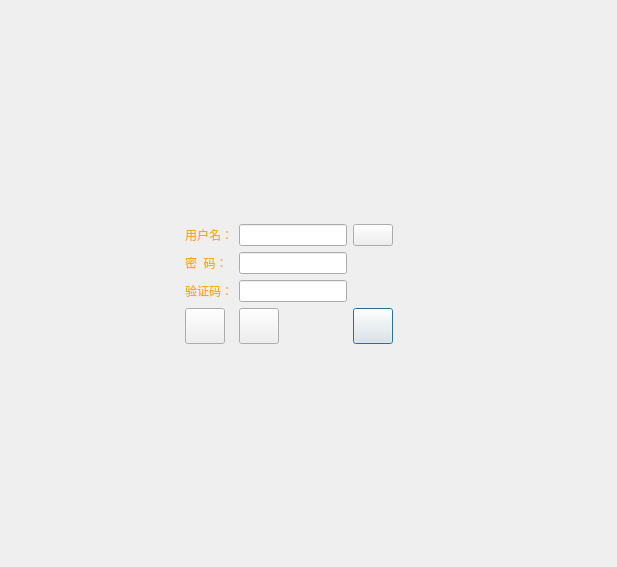
Above: play/LoveDiary/qdialoglogin.ui from Maxwrt/Program before the change. Below: the same form after it.
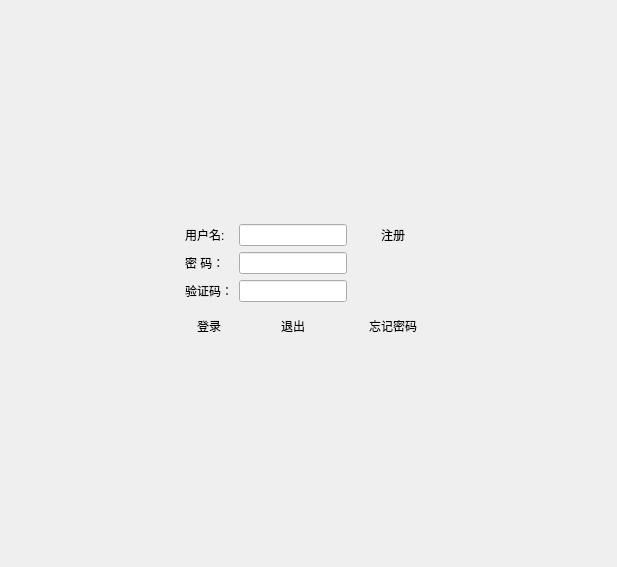
That is the form after the change. Icons and pictures are not drawn. Custom widgets are drawn as their Qt base class.

```diff
--- a/play/LoveDiary/qdialoglogin.ui
+++ b/play/LoveDiary/qdialoglogin.ui
@@ -48,7 +48,7 @@
      <item row="3" column="2">
       <widget class="QPushButton" name="pushButtonForgetPassword">
        <property name="sizePolicy">
-        <sizepolicy hsizetype="Fixed" vsizetype="Preferred">
+        <sizepolicy hsizetype="Preferred" vsizetype="Expanding">
          <horstretch>0</horstretch>
          <verstretch>0</verstretch>
         </sizepolicy>
@@ -57,18 +57,20 @@
         <string>&lt;html&gt;&lt;head/&gt;&lt;body&gt;&lt;p&gt;&lt;span style=&quot; color:#ffaa00;&quot;&gt;找回密码&lt;/span&gt;&lt;/p&gt;&lt;/body&gt;&lt;/html&gt;</string>
        </property>
        <property name="styleSheet">
-        <string notr="true">color: rgb(255, 170, 0);
-border-image: url(:/config/insert.png);</string>
+        <string notr="true">color: rgb(0, 0, 0);
+font: 14pt &quot;楷体&quot;;
+border:none
+</string>
        </property>
        <property name="text">
-        <string/>
+        <string>忘记密码</string>
        </property>
       </widget>
      </item>
      <item row="3" column="1">
       <widget class="QPushButton" name="pushButtonCancel">
        <property name="sizePolicy">
-        <sizepolicy hsizetype="Fixed" vsizetype="Preferred">
+        <sizepolicy hsizetype="Preferred" vsizetype="Preferred">
          <horstretch>0</horstretch>
          <verstretch>0</verstretch>
         </sizepolicy>
@@ -77,21 +79,30 @@
         <string>&lt;html&gt;&lt;head/&gt;&lt;body&gt;&lt;p&gt;&lt;span style=&quot; color:#ffaa00;&quot;&gt;关闭&lt;/span&gt;&lt;/p&gt;&lt;/body&gt;&lt;/html&gt;</string>
        </property>
        <property name="styleSheet">
-        <string notr="true">color: rgb(255, 170, 0);
-border-image: url(:/config/close.png);</string>
+        <string notr="true">color: rgb(0, 0, 0);
+font: 14pt &quot;楷体&quot;;
+border:none</string>
        </property>
        <property name="text">
-        <string/>
+        <string>退出</string>
        </property>
       </widget>
      </item>
      <item row="0" column="0">
       <widget class="QLabel" name="labelUser">
+       <property name="sizePolicy">
+        <sizepolicy hsizetype="Preferred" vsizetype="Preferred">
+         <horstretch>0</horstretch>
+         <verstretch>0</verstretch>
+        </sizepolicy>
+       </property>
        <property name="styleSheet">
-        <string notr="true">color: rgb(255, 170, 0);</string>
+        <string notr="true">color: rgb(0, 0, 0);
+border:none;
+font: 14pt &quot;楷体&quot;;</string>
        </property>
        <property name="text">
-        <string>用户名：</string>
+        <string>&lt;html&gt;&lt;head/&gt;&lt;body&gt;&lt;p&gt;用户名:&lt;/p&gt;&lt;/body&gt;&lt;/html&gt;</string>
        </property>
        <property name="buddy">
         <cstring>lineEditUser</cstring>
@@ -110,32 +121,12 @@
         <string>&lt;html&gt;&lt;head/&gt;&lt;body&gt;&lt;p&gt;&lt;br/&gt;&lt;/p&gt;&lt;/body&gt;&lt;/html&gt;</string>
        </property>
        <property name="styleSheet">
-        <string notr="true">color: rgb(255, 170, 0);</string>
+        <string notr="true">color: rgb(0, 0, 0);
+border:none;
+font: 14pt &quot;楷体&quot;;</string>
        </property>
        <property name="text">
-        <string>密  码：</string>
-       </property>
-       <property name="buddy">
-        <cstring>lineEditPassword</cstring>
-       </property>
-      </widget>
-     </item>
-     <item row="2" column="0">
-      <widget class="QLabel" name="labelVerification">
-       <property name="toolTip">
-        <string>&lt;html&gt;&lt;head/&gt;&lt;body&gt;&lt;p&gt;&lt;br/&gt;&lt;/p&gt;&lt;/body&gt;&lt;/html&gt;</string>
-       </property>
-       <property name="layoutDirection">
-        <enum>Qt::LeftToRight</enum>
-       </property>
-       <property name="autoFillBackground">
-        <bool>true</bool>
-       </property>
-       <property name="styleSheet">
-        <string notr="true">color: rgb(255, 170, 0);</string>
-       </property>
-       <property name="text">
-        <string>验证码：</string>
+        <string>&lt;html&gt;&lt;head/&gt;&lt;body&gt;&lt;p&gt;密 码：&lt;/p&gt;&lt;/body&gt;&lt;/html&gt;</string>
        </property>
        <property name="buddy">
         <cstring>lineEditPassword</cstring>
@@ -179,7 +170,7 @@
      <item row="3" column="0">
       <widget class="QPushButton" name="pushButtonOk">
        <property name="sizePolicy">
-        <sizepolicy hsizetype="Fixed" vsizetype="Preferred">
+        <sizepolicy hsizetype="Preferred" vsizetype="Preferred">
          <horstretch>25</horstretch>
          <verstretch>25</verstretch>
         </sizepolicy>
@@ -191,18 +182,20 @@
         <enum>Qt::LeftToRight</enum>
        </property>
        <property name="styleSheet">
-        <string notr="true">color: rgb(255, 170, 0);
-border-image: url(:/config/delete.png);</string>
+        <string notr="true">color: rgb(0, 0, 0);
+font: 14pt &quot;楷体&quot;;
+border:none
+</string>
        </property>
        <property name="text">
-        <string/>
+        <string>登录</string>
        </property>
       </widget>
      </item>
      <item row="0" column="2">
       <widget class="QPushButton" name="pushButtonRegister">
        <property name="sizePolicy">
-        <sizepolicy hsizetype="Fixed" vsizetype="Preferred">
+        <sizepolicy hsizetype="Preferred" vsizetype="Expanding">
          <horstretch>0</horstretch>
          <verstretch>0</verstretch>
         </sizepolicy>
@@ -214,11 +207,36 @@
         <enum>Qt::LeftToRight</enum>
        </property>
        <property name="styleSheet">
-        <string notr="true">color: rgb(255, 170, 0);
-border-image: url(:/config/update.png);</string>
+        <string notr="true">color: rgb(0, 0, 0);
+font: 14pt &quot;楷体&quot;;
+border:none;</string>
        </property>
        <property name="text">
-        <string/>
+        <string>注册</string>
+       </property>
+      </widget>
+     </item>
+     <item row="2" column="0">
+      <widget class="QLabel" name="labelVerification">
+       <property name="toolTip">
+        <string>&lt;html&gt;&lt;head/&gt;&lt;body&gt;&lt;p&gt;&lt;br/&gt;&lt;/p&gt;&lt;/body&gt;&lt;/html&gt;</string>
+       </property>
+       <property name="layoutDirection">
+        <enum>Qt::LeftToRight</enum>
+       </property>
+       <property name="autoFillBackground">
+        <bool>false</bool>
+       </property>
+       <property name="styleSheet">
+        <string notr="true">color: rgb(0, 0, 0);
+border:none;
+font: 14pt &quot;楷体&quot;;</string>
+       </property>
+       <property name="text">
+        <string>&lt;html&gt;&lt;head/&gt;&lt;body&gt;&lt;p&gt;验证码：&lt;/p&gt;&lt;/body&gt;&lt;/html&gt;</string>
+       </property>
+       <property name="buddy">
+        <cstring>lineEditPassword</cstring>
        </property>
       </widget>
      </item>
```
Left out of the diff: 37 changed lines with no effect on the pictures.
